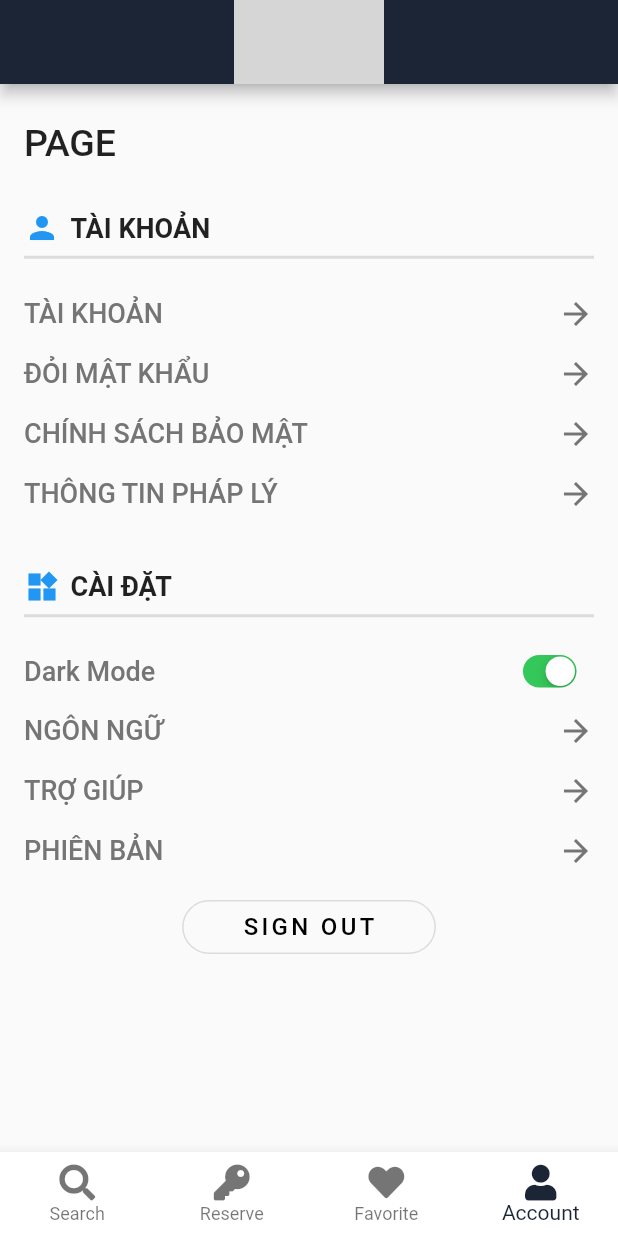
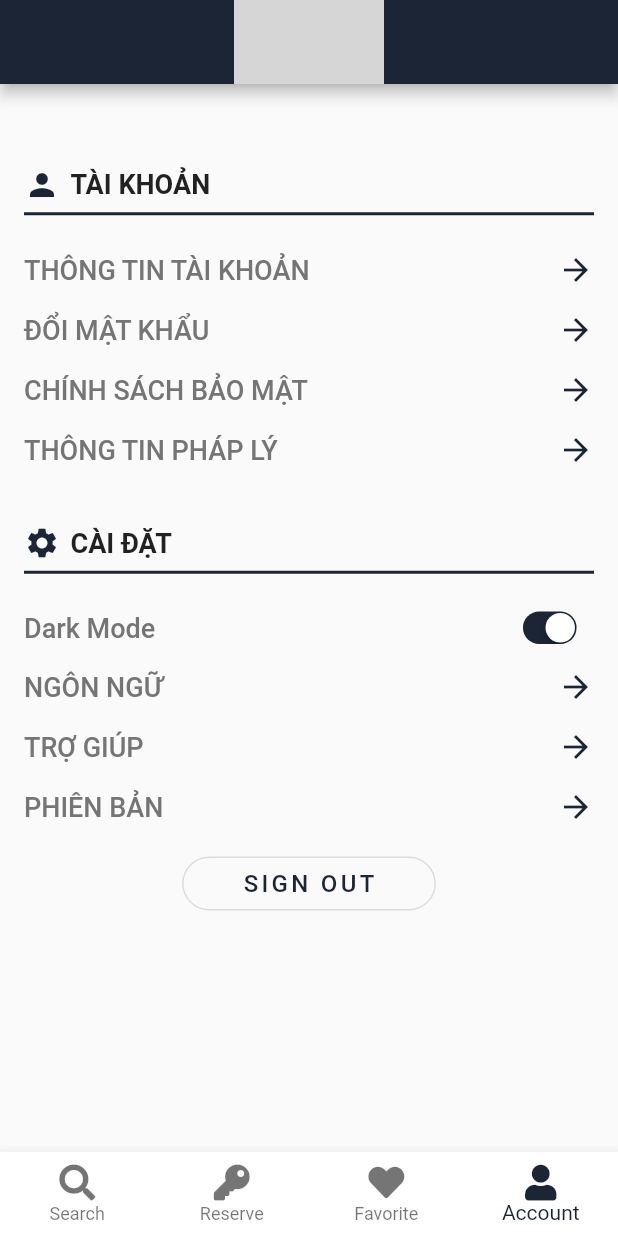
Before and after one commit to BaoKhanh99/Flutter-KaBow, a Flutter app: the screen it shows after launch, item 4 of the bottom bar chosen, on a phone screen of 412 x 824 dp. Run offline on Flutter 3.47's test engine with Material 2 defaults, Android fonts, the phone set to English and light mode, and no system bars; our stand-ins replace carousel_pro, community_material_icon, font_awesome_flutter; grey boxes are pictures that could not be loaded.

Commit message:
Account Page sua loi , New EditProfilePage

```diff
--- a/lib/Account_Page/Account_Page.dart
+++ b/lib/Account_Page/Account_Page.dart
@@ -1,5 +1,6 @@
 import 'package:flutter/cupertino.dart';
 import 'package:flutter/material.dart';
+import 'package:kabow/Account_Page/ProfileEdit_Page.dart';
 
 
 class Acount_Page extends StatelessWidget {
@@ -20,10 +21,6 @@ class Acount_Page extends StatelessWidget {
         ),
         child: ListView(
           children: [
-            Text(
-              "PAGE",
-              style: TextStyle(fontSize: 25, fontWeight: FontWeight.w500),
-            ),
             SizedBox(
               height: 30,
             ),
@@ -31,7 +28,7 @@ class Acount_Page extends StatelessWidget {
               children: [
                 Icon(
                   Icons.person,
-                  color: Colors.blue,
+                  color: Color(0xff1b2536),
                 ),
                 SizedBox(
                   width: 7,
@@ -45,35 +42,14 @@ class Acount_Page extends StatelessWidget {
             Divider(
               height: 15,
               thickness:2,
+              color: Color(0xff1b2536) ,
             ),
             SizedBox(
               height: 10,
             ),
             GestureDetector(
               onTap: (){
-                showDialog(
-                    context: context,
-                    builder: (BuildContext context) {
-                  return AlertDialog(
-                    title: Text("Profile 1"),
-                    content: Column(
-                      mainAxisSize: MainAxisSize.min,
-                      children: [
-                        Text("OP1"),
-                        Text("OP2"),
-                        Text("OP3"),
-                        Text("OP4"),
-                    ],),
-                    actions: [
-                      FlatButton(
-                        onPressed: (){
-                          Navigator.of(context).pop();
-                      },
-                        child: Text("Close"),
-                      ),
-                    ],
-                  );
-                });
+                Navigator.of(context).push(MaterialPageRoute(builder: (BuildContext context) => ProfileEdit_page()  ));
               },
               child: Padding(
                 padding: const EdgeInsets.symmetric(vertical: 8.0),
@@ -81,15 +57,17 @@ class Acount_Page extends StatelessWidget {
                   mainAxisAlignment: MainAxisAlignment.spaceBetween,
                   children: [
                     Text(
-                      "TÀI KHOẢN",
+                      "THÔNG TIN TÀI KHOẢN",
                       style: TextStyle(fontSize: 18, fontWeight: FontWeight.w500, color: Colors.grey[600]),),
                     Icon(
                       Icons.arrow_forward,
-                      color: Colors.grey[600],),
+                      color: Color(0xff1b2536),),
                   ],
                 ),
               ),
             ),
+
+
             GestureDetector(
               onTap: (){
                 showDialog(
@@ -122,11 +100,11 @@ class Acount_Page extends StatelessWidget {
                   mainAxisAlignment: MainAxisAlignment.spaceBetween,
                   children: [
                     Text(
-                      "ĐỎI MẬT KHẨU",
+                      "ĐỔI MẬT KHẨU",
                       style: TextStyle(fontSize: 18, fontWeight: FontWeight.w500, color: Colors.grey[600]),),
                     Icon(
                       Icons.arrow_forward,
-                      color: Colors.grey[600],),
+                      color: Color(0xff1b2536),),
                   ],
                 ),
               ),
@@ -167,7 +145,7 @@ class Acount_Page extends StatelessWidget {
                       style: TextStyle(fontSize: 18, fontWeight: FontWeight.w500, color: Colors.grey[600]),),
                     Icon(
                       Icons.arrow_forward,
-                      color: Colors.grey[600],),
+                      color: Color(0xff1b2536),),
                   ],
                 ),
               ),
@@ -208,7 +186,7 @@ class Acount_Page extends StatelessWidget {
                       style: TextStyle(fontSize: 18, fontWeight: FontWeight.w500, color: Colors.grey[600]),),
                     Icon(
                       Icons.arrow_forward,
-                      color: Colors.grey[600],),
+                      color: Color(0xff1b2536),),
                   ],
                 ),
               ),
@@ -219,8 +197,8 @@ class Acount_Page extends StatelessWidget {
             Row(
               children: [
                 Icon(
-                  Icons.widgets,
-                  color: Colors.blue,
+                  Icons.settings,
+                  color: Color(0xff1b2536),
                 ),
                 SizedBox(
                   width: 7,
@@ -234,6 +212,7 @@ class Acount_Page extends StatelessWidget {
             Divider(
               height: 15,
               thickness:2,
+              color: Color(0xff1b2536),
             ),
             SizedBox(
               height: 10,
@@ -247,7 +226,7 @@ class Acount_Page extends StatelessWidget {
               ),
               Transform.scale(
                 scale: 0.7,
-                  child: CupertinoSwitch(value: true, onChanged: (bool val){})),
+                  child: CupertinoSwitch(value: true,activeColor: Color(0xff1b2536), onChanged: (bool val){})),
             ],),
             GestureDetector(
               onTap: (){
@@ -285,7 +264,7 @@ class Acount_Page extends StatelessWidget {
                       style: TextStyle(fontSize: 18, fontWeight: FontWeight.w500, color: Colors.grey[600]),),
                     Icon(
                       Icons.arrow_forward,
-                      color: Colors.grey[600],),
+                      color: Color(0xff1b2536),),
                   ],
                 ),
               ),
@@ -326,7 +305,7 @@ class Acount_Page extends StatelessWidget {
                       style: TextStyle(fontSize: 18, fontWeight: FontWeight.w500, color: Colors.grey[600]),),
                     Icon(
                       Icons.arrow_forward,
-                      color: Colors.grey[600],),
+                      color: Color(0xff1b2536),),
                   ],
                 ),
               ),
@@ -338,14 +317,7 @@ class Acount_Page extends StatelessWidget {
                     builder: (BuildContext context) {
                       return AlertDialog(
                         title: Text("PHIÊN BẢN"),
-                        content: Column(
-                          mainAxisSize: MainAxisSize.min,
-                          children: [
-                            Text("OP1"),
-                            Text("OP2"),
-                            Text("OP3"),
-                            Text("OP4"),
-                          ],),
+                        content: Text("Phiên bản XXXXX"),
                         actions: [
                           FlatButton(
                             onPressed: (){
@@ -367,7 +339,7 @@ class Acount_Page extends StatelessWidget {
                       style: TextStyle(fontSize: 18, fontWeight: FontWeight.w500, color: Colors.grey[600]),),
                     Icon(
                       Icons.arrow_forward,
-                      color: Colors.grey[600],),
+                      color: Color(0xff1b2536),),
                   ],
                 ),
               ),
@@ -380,7 +352,7 @@ class Acount_Page extends StatelessWidget {
                 onPressed: (){},
               child: Text(
                   "SIGN OUT",
-                style: TextStyle(fontSize: 16,letterSpacing: 2.2,color: Colors.black) ,),
+                style: TextStyle(fontSize: 16,letterSpacing: 2.2,color: Color(0xff1b2536)) ,),
               ),
             ),
           ],
```
Also changed, not shown: lib/Account_Page/ProfileEdit_Page.dart (added, +109 -0 lines), pubspec.lock.
